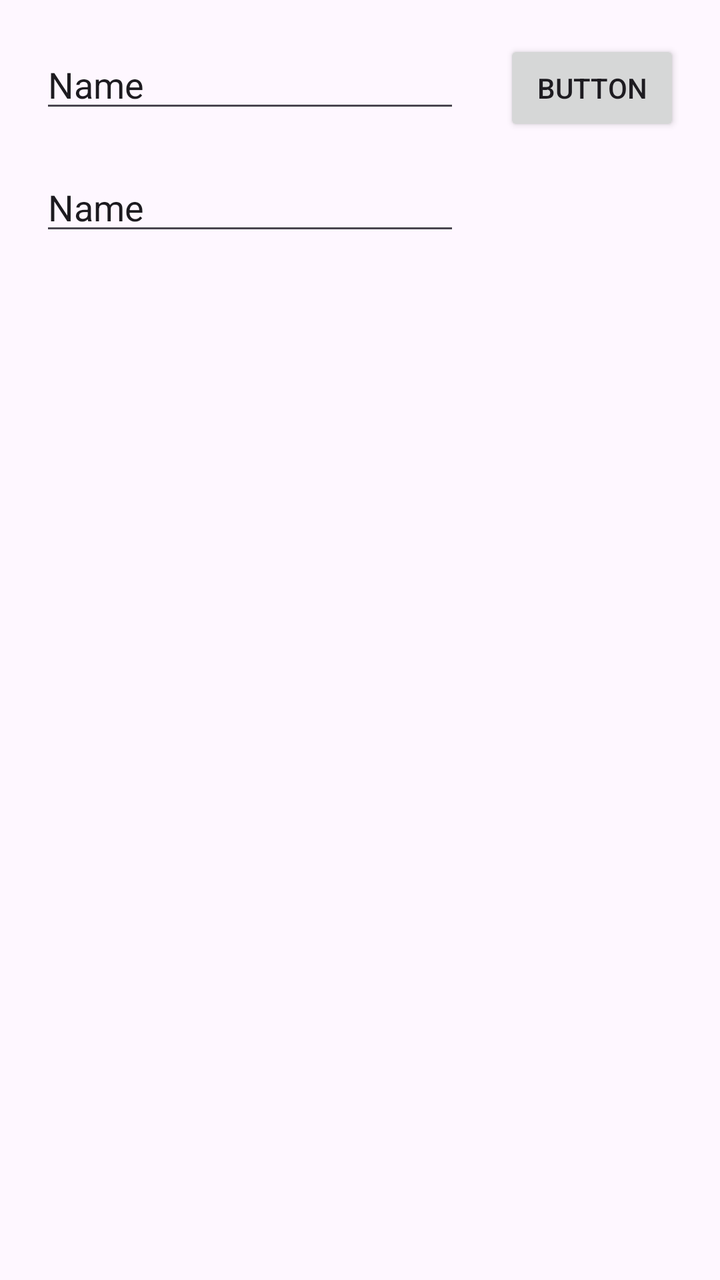
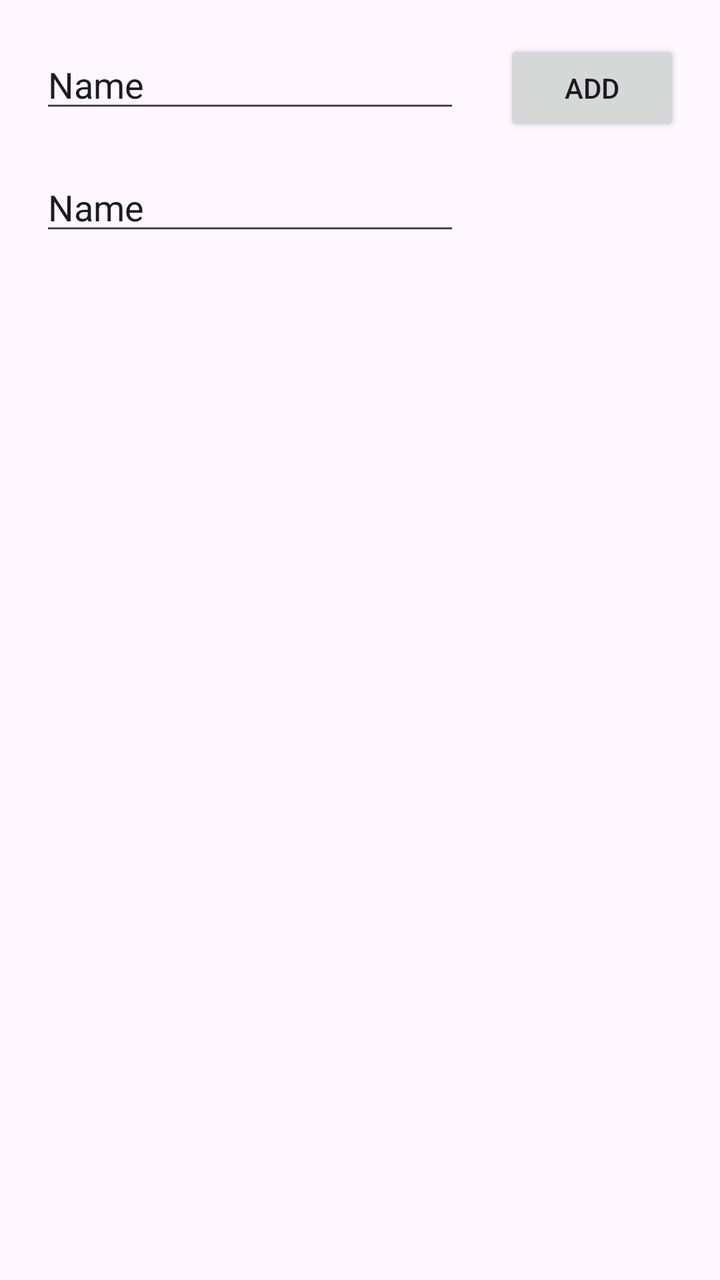

An Android layout rendered at two revisions. The XML below is the earlier revision; the diff shows what the commit changed to produce the second picture.
<!-- AndroidManifest.xml: application theme Theme.QuanLyDanhSachSinhVien -->
<!-- res/layout/activity_main.xml -->
<?xml version="1.0" encoding="utf-8"?>
<androidx.constraintlayout.widget.ConstraintLayout xmlns:android="http://schemas.android.com/apk/res/android"
    xmlns:app="http://schemas.android.com/apk/res-auto"
    xmlns:tools="http://schemas.android.com/tools"
    android:id="@+id/main"
    android:layout_width="match_parent"
    android:layout_height="match_parent"
    tools:context=".MainActivity">

    <EditText
        android:id="@+id/input_name"
        android:layout_width="wrap_content"
        android:layout_height="wrap_content"
        android:ems="10"
        android:inputType="text"
        android:text="Name"
        app:layout_constraintStart_toStartOf="parent"
        app:layout_constraintTop_toTopOf="parent"
        android:layout_margin="20dp"/>

    <EditText
        android:id="@+id/input_mssv"
        android:layout_width="wrap_content"
        android:layout_height="wrap_content"
        android:ems="10"
        android:inputType="text"
        android:text="Name"
        app:layout_constraintStart_toStartOf="parent"
        app:layout_constraintTop_toBottomOf="@+id/input_name"
        android:layout_margin="20dp"/>

    <Button
        android:id="@+id/button_add"
        android:layout_width="wrap_content"
        android:layout_height="wrap_content"
        android:text="Button"
        app:layout_constraintEnd_toEndOf="parent"
        app:layout_constraintTop_toTopOf="parent"
        android:layout_margin="20dp"/>

    <ListView
        android:id="@+id/list_students"
        android:layout_width="409dp"
        android:layout_height="639dp"
        app:layout_constraintTop_toBottomOf="@+id/input_mssv"
        tools:layout_editor_absoluteX="1dp" />
</androidx.constraintlayout.widget.ConstraintLayout>
<!-- resources referenced by this layout -->
<resources>
  <style name="Theme.QuanLyDanhSachSinhVien" parent="Base.Theme.QuanLyDanhSachSinhVien" />
  <style name="Base.Theme.QuanLyDanhSachSinhVien" parent="Theme.Material3.DayNight.NoActionBar">
          
          
      </style>
</resources>

<!-- the commit's change to res/layout/activity_main.xml (unified diff, before → after) -->
@@ -33,15 +33,18 @@
         android:id="@+id/button_add"
         android:layout_width="wrap_content"
         android:layout_height="wrap_content"
-        android:text="Button"
+        android:layout_margin="20dp"
+        android:text="Add"
         app:layout_constraintEnd_toEndOf="parent"
-        app:layout_constraintTop_toTopOf="parent"
-        android:layout_margin="20dp"/>
+        app:layout_constraintTop_toTopOf="parent" />
 
-    <ListView
+    <androidx.recyclerview.widget.RecyclerView
         android:id="@+id/list_students"
         android:layout_width="409dp"
-        android:layout_height="639dp"
-        app:layout_constraintTop_toBottomOf="@+id/input_mssv"
-        tools:layout_editor_absoluteX="1dp" />
+        android:layout_height="599dp"
+        app:layout_constraintBottom_toBottomOf="parent"
+        app:layout_constraintEnd_toEndOf="parent"
+        app:layout_constraintStart_toStartOf="parent"
+        app:layout_constraintTop_toBottomOf="@+id/input_mssv" />
+
 </androidx.constraintlayout.widget.ConstraintLayout>
